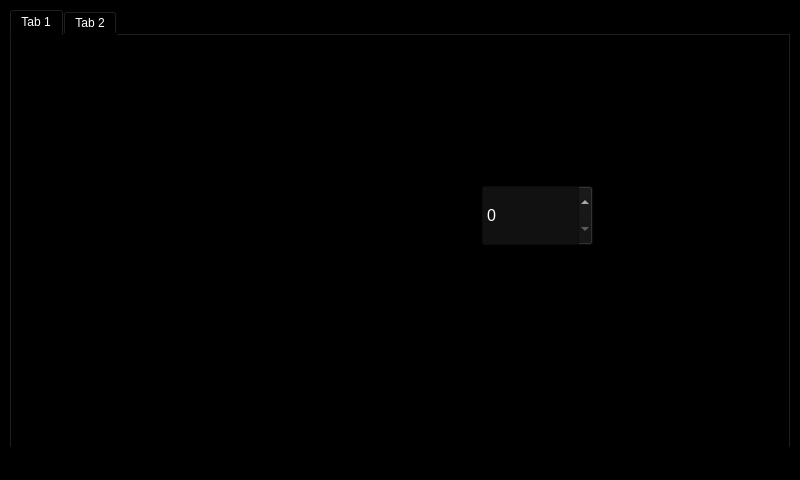
The window that mainwindow.ui (Arariboia/ArariboiaDisplay) describes before a commit, drawn with Qt 5.
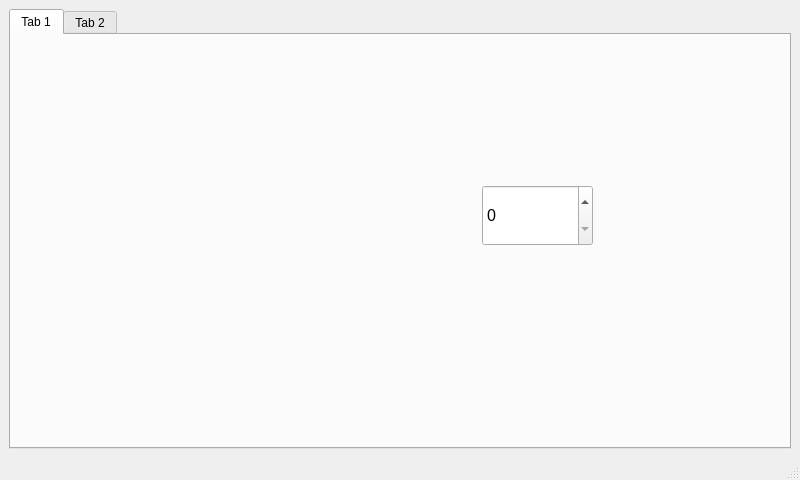
The same window after the commit. Custom widgets are drawn as their Qt base class.

Commit message: correct clock logic and made public dark and light variables

What changed in the file:
```diff
--- a/mainwindow.ui
+++ b/mainwindow.ui
@@ -14,49 +14,7 @@
    <string>MainWindow</string>
   </property>
   <property name="styleSheet">
-   <string notr="true">/* Fundo preto e texto branco global */
-QWidget {
-    background-color: #000000;
-    color: #FFFFFF;
-}
-
-QDoubleSpinBox {
-	background-color: #111111;
-    color: #FFFFFF;
-}
-
-Speedometer {
-	color:#FFFFFF;
-}
-
-QSpinBox {
-	background-color: #111111;
-    color: #FFFFFF;
-}
-
-/* QLineEdit com borda visível */
-QLineEdit {
-    background-color: #111111;
-    color: #FFFFFF;
-}
-
-/* ProgressBar */
-QProgressBar {
-    background-color: #111111;
-}
-
-/* LCD Number */
-QLCDNumber {
-    background-color: #111111;
-    color: #FFFFFF;; /* verde estilo LCD */
-}
-
-/* Linhas horizontais/verticais (QFrame com shape HLine/VLine) */
-QFrame[frameShape=&quot;4&quot;], /* HLine */
-QFrame[frameShape=&quot;5&quot;]  /* VLine */ {
-    background-color: #555555;
-}
-</string>
+   <string notr="true"/>
   </property>
   <widget class="QWidget" name="centralwidget">
    <layout class="QVBoxLayout" name="verticalLayout" stretch="0">
```
The commit also changes 2 other files.
